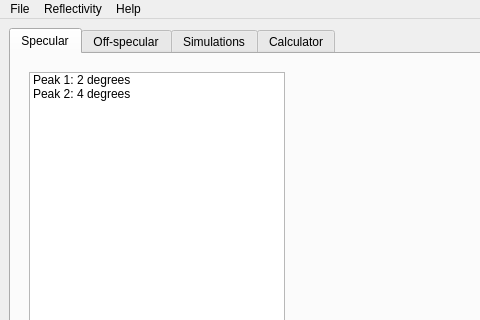
Qt form form.ui (sstendahl/KARIN) before a commit; both pictures show x 0 to 480 and y 0 to 320 of the 952 by 868 pixel window.
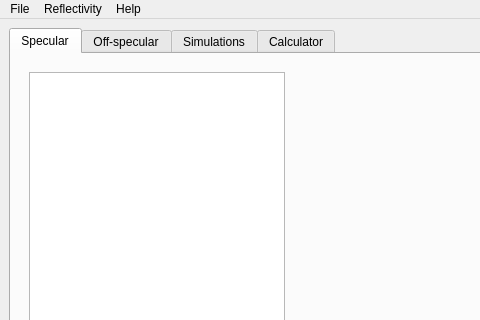
The same form after that commit.

Commit message: Peak detection (alpha)

```diff
--- a/form.ui
+++ b/form.ui
@@ -82,16 +82,6 @@
                         <verstretch>0</verstretch>
                        </sizepolicy>
                       </property>
-                      <item>
-                       <property name="text">
-                        <string>Peak 1: 2 degrees</string>
-                       </property>
-                      </item>
-                      <item>
-                       <property name="text">
-                        <string>Peak 2: 4 degrees</string>
-                       </property>
-                      </item>
                      </widget>
                     </item>
                     <item row="5" column="0">
```
Left out of the diff: 6 changed lines with no effect on the pictures. The commit also changes 4 other files.
